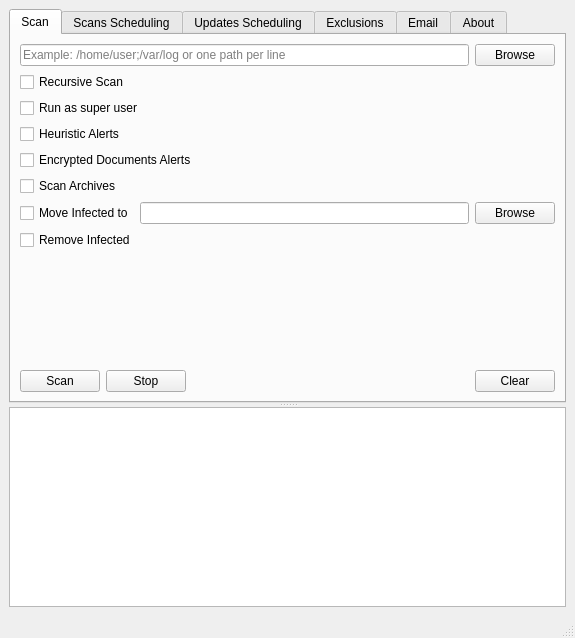
The window that MainWindow.ui (jplozf/calamity) describes before a commit, drawn with Qt 5.
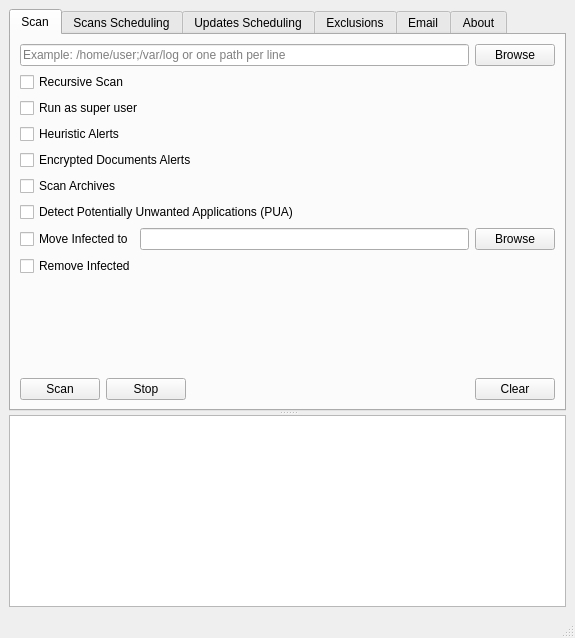
The same window after the commit. The open tabs and pages were chosen to show the change. Icons and pictures are not drawn. Custom widgets are drawn as their Qt base class.

Patch:
```diff
--- a/MainWindow.ui
+++ b/MainWindow.ui
@@ -84,6 +84,13 @@
              </property>
             </widget>
            </item>
+           <item>
+            <widget class="QCheckBox" name="detectPuaCheckBox">
+             <property name="text">
+              <string>Detect Potentially Unwanted Applications (PUA)</string>
+             </property>
+            </widget>
+           </item>
            <item>
             <layout class="QHBoxLayout" name="horizontalLayout_14">
              <item>
@@ -273,6 +280,13 @@
              </property>
             </widget>
            </item>
+           <item>
+            <widget class="QCheckBox" name="scheduledDetectPuaCheckBox">
+             <property name="text">
+              <string>Detect Potentially Unwanted Applications (PUA)</string>
+             </property>
+            </widget>
+           </item>
            <item>
             <layout class="QHBoxLayout" name="horizontalLayout_16">
              <item>
```
